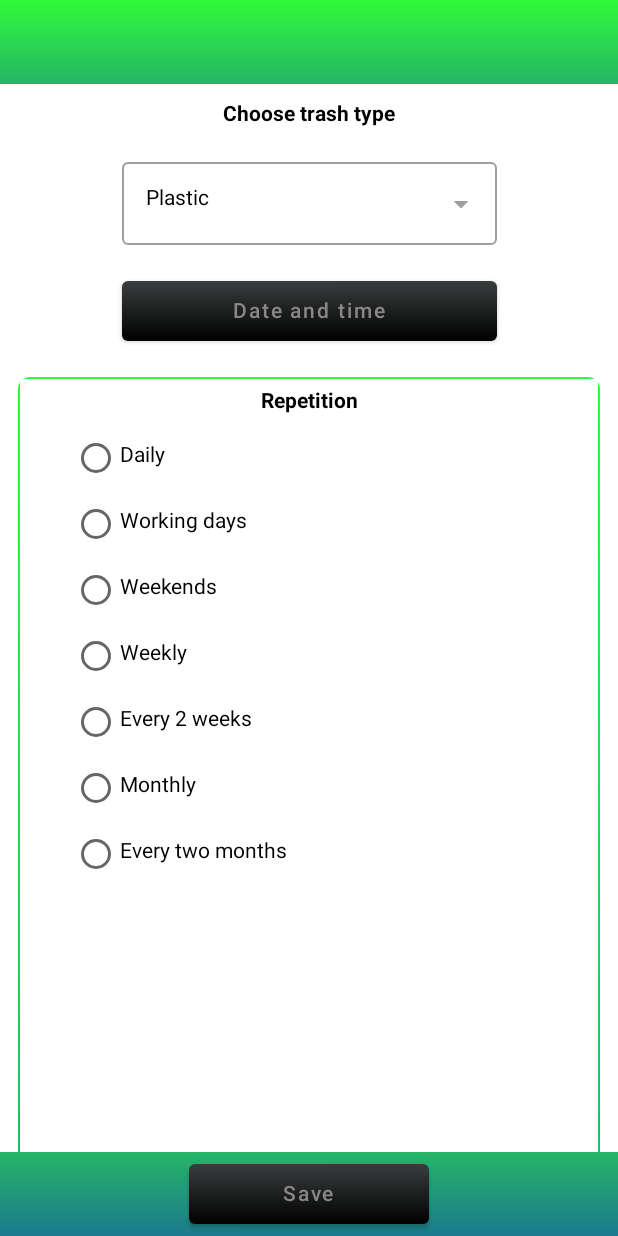
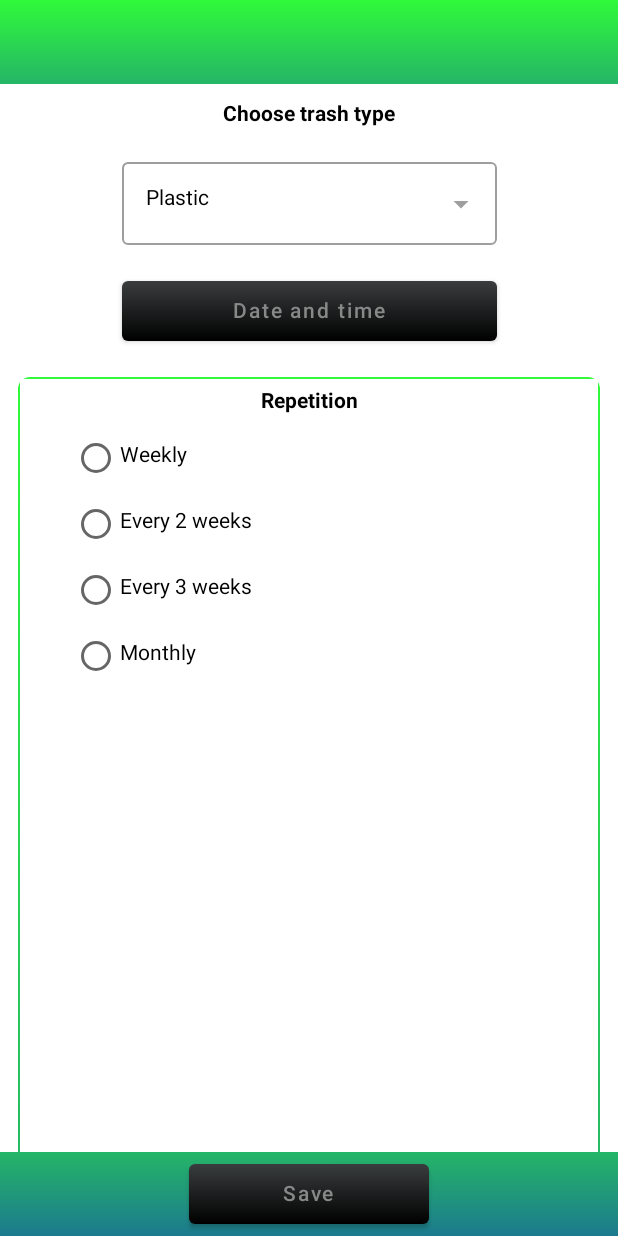
Before and after one commit to OnicaAdrianCatalin/Trashminder, an Android app built with Jetpack Compose: the NewReminderFragment screen opened through its navigation route, on a phone screen of 412 x 824 dp. Run offline under Robolectric (Android 15) with nearby library versions, the phone set to English and light mode, and no system bars; our stand-ins replace Firebase (no records; nobody signed in at launch, a user with empty details on screens opened directly), navigation-ui.

Commit message:
change repetition's time period

```diff
--- a/app/src/main/java/com/example/trashminder/utils/AlarmReceiver.kt
+++ b/app/src/main/java/com/example/trashminder/utils/AlarmReceiver.kt
@@ -49,12 +49,12 @@ class AlarmReceiver : BroadcastReceiver() {
     ) {
         val cal = Calendar.getInstance().apply {
             when (repetition) {
-                TimePeriod.DAILY.name -> this.timeInMillis =
-                    timeInMillis + TimeUnit.HOURS.toMillis(24)
                 TimePeriod.WEEKLY.name -> this.timeInMillis =
                     timeInMillis + TimeUnit.DAYS.toMillis(7)
                 TimePeriod.EVERY_TWO_WEEKS.name -> this.timeInMillis =
                     timeInMillis + TimeUnit.DAYS.toMillis(14)
+                TimePeriod.EVERY_THREE_WEEKS.name -> this.timeInMillis =
+                    timeInMillis + TimeUnit.DAYS.toMillis(21)
                 TimePeriod.MONTHLY.name -> this.timeInMillis =
                     timeInMillis + getMonthDuration()
             }
--- a/app/src/main/java/com/example/trashminder/utils/TimePeriod.kt
+++ b/app/src/main/java/com/example/trashminder/utils/TimePeriod.kt
@@ -3,22 +3,17 @@ package com.example.trashminder.utils
 import com.example.trashminder.R
 
 enum class TimePeriod {
-    DAILY,
-    WORKING_DAYS,
-    WEEKENDS,
     WEEKLY,
     EVERY_TWO_WEEKS,
+    EVERY_THREE_WEEKS,
     MONTHLY,
-    EVERY_TWO_MONTHS
 }
- fun TimePeriod.toResourceId(): Int{
-    return when(this){
-       TimePeriod.DAILY -> R.string.time_period_daily
-       TimePeriod.WORKING_DAYS -> R.string.time_period_working_days
-       TimePeriod.WEEKENDS -> R.string.time_period_weekends
-       TimePeriod.WEEKLY -> R.string.time_period_weekly
-       TimePeriod.EVERY_TWO_WEEKS -> R.string.time_period_every_two_weeks
-       TimePeriod.MONTHLY -> R.string.time_period_monthly
-       TimePeriod.EVERY_TWO_MONTHS -> R.string.time_period_every_two_months
+
+fun TimePeriod.toResourceId(): Int {
+    return when (this) {
+        TimePeriod.WEEKLY -> R.string.time_period_weekly
+        TimePeriod.EVERY_TWO_WEEKS -> R.string.time_period_every_two_weeks
+        TimePeriod.EVERY_THREE_WEEKS -> R.string.time_period_every_three_weeks
+        TimePeriod.MONTHLY -> R.string.time_period_monthly
     }
 }
--- a/app/src/main/res/values/strings.xml
+++ b/app/src/main/res/values/strings.xml
@@ -44,4 +44,5 @@
     <string name="no_internet_connection_validation">You are offline. Check your internet connection.</string>
     <string name="server_not_responding_validation">Unable to establish connection with server</string>
     <string name="notification_content_text">It\'s time to take your trash out.</string>
+    <string name="time_period_every_three_weeks">Every 3 weeks</string>
 </resources>
```
